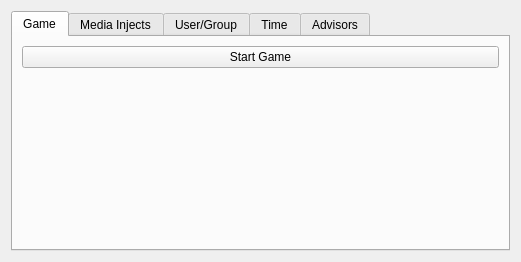
Qt form ui/EditScenarioForm.ui (dmzdev/stance) before a commit.
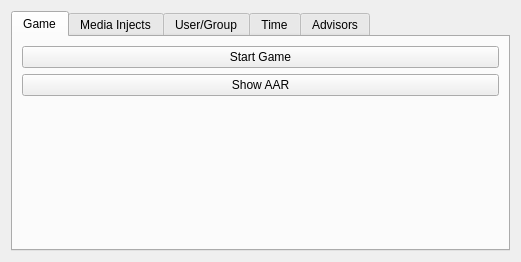
The same form after that commit.

Commit message: AAR full functionality. Window hidden by default. Edit scenario window opens with AAR button. Run script updated.

The edit to the form file:
```diff
--- a/ui/EditScenarioForm.ui
+++ b/ui/EditScenarioForm.ui
@@ -33,6 +33,13 @@
            </property>
           </widget>
          </item>
+         <item>
+          <widget class="QPushButton" name="aarButton">
+           <property name="text">
+            <string>Show AAR</string>
+           </property>
+          </widget>
+         </item>
          <item>
           <spacer name="verticalSpacer_9">
            <property name="orientation">
```
The commit also changes 6 other files.
